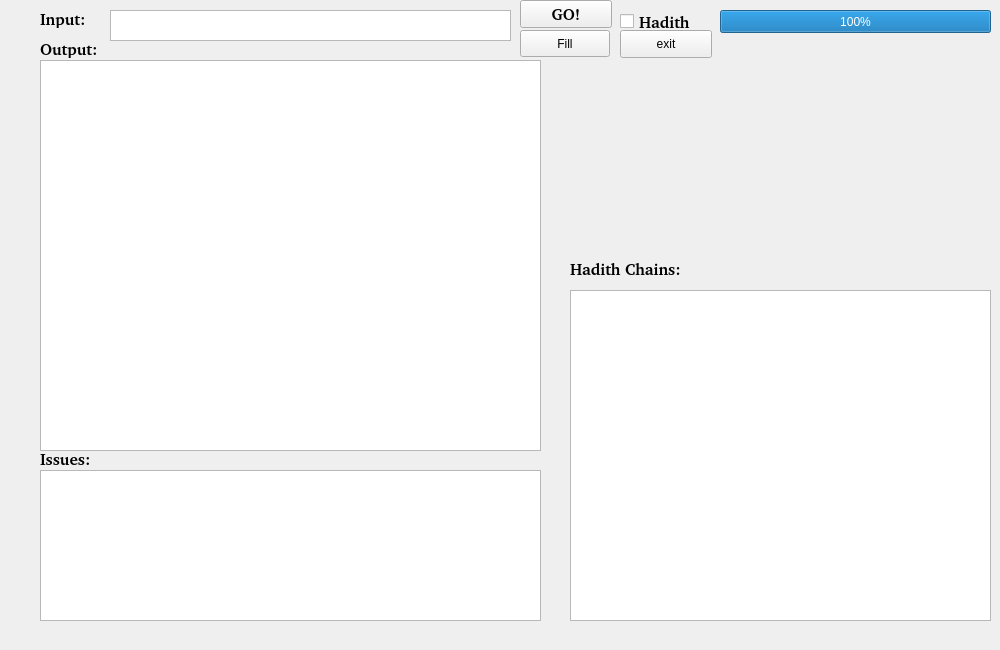
Qt form trunk/ATSarf/src/gui/mainwindow.ui (codelogicanalysis/atmine) before a commit.
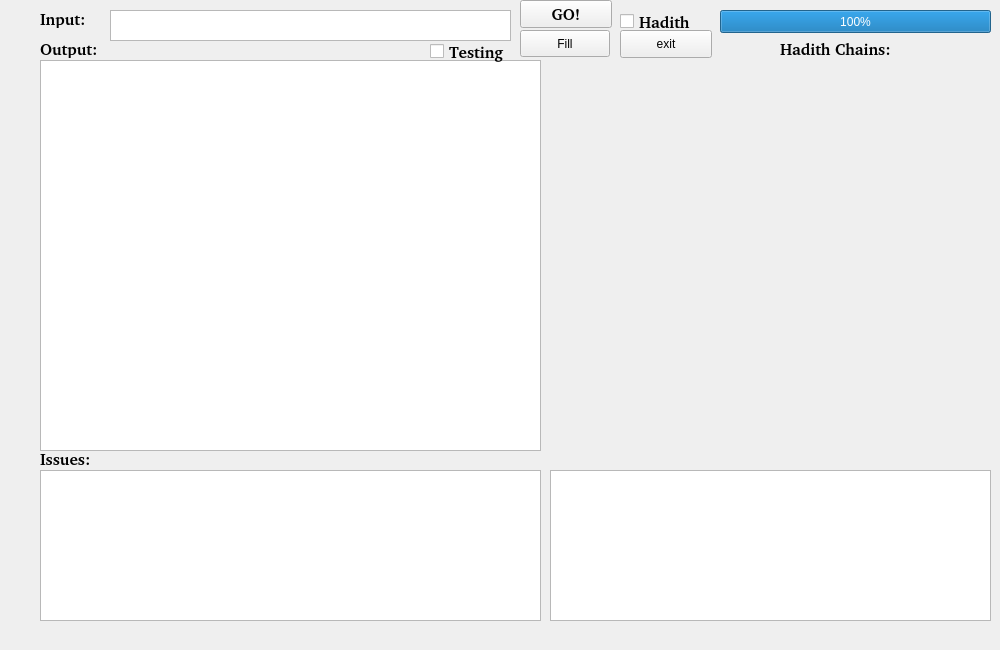
The same form after that commit. Icons and pictures are not drawn.

```diff
--- a/trunk/ATSarf/src/gui/mainwindow.ui
+++ b/trunk/ATSarf/src/gui/mainwindow.ui
@@ -171,12 +171,21 @@
    <widget class="QLabel" name="label_5">
     <property name="geometry">
      <rect>
-      <x>570</x>
+      <x>550</x>
       <y>60</y>
-      <width>421</width>
-      <height>191</height>
+      <width>441</width>
+      <height>391</height>
      </rect>
     </property>
+    <property name="sizePolicy">
+     <sizepolicy hsizetype="Maximum" vsizetype="Maximum">
+      <horstretch>255</horstretch>
+      <verstretch>255</verstretch>
+     </sizepolicy>
+    </property>
+    <property name="frameShape">
+     <enum>QFrame::NoFrame</enum>
+    </property>
     <property name="text">
      <string/>
     </property>
@@ -187,7 +196,7 @@
      <bool>true</bool>
     </property>
     <property name="alignment">
-     <set>Qt::AlignBottom|Qt::AlignHCenter</set>
+     <set>Qt::AlignCenter</set>
     </property>
    </widget>
    <widget class="QCheckBox" name="checkBox">
@@ -214,18 +223,18 @@
    <widget class="QTextBrowser" name="hadith_display">
     <property name="geometry">
      <rect>
-      <x>570</x>
-      <y>290</y>
-      <width>421</width>
-      <height>331</height>
+      <x>550</x>
+      <y>470</y>
+      <width>441</width>
+      <height>151</height>
      </rect>
     </property>
    </widget>
    <widget class="QLabel" name="label_6">
     <property name="geometry">
      <rect>
-      <x>570</x>
-      <y>260</y>
+      <x>780</x>
+      <y>40</y>
       <width>121</width>
       <height>18</height>
      </rect>
@@ -281,6 +290,27 @@
      <string>Fill</string>
     </property>
    </widget>
+   <widget class="QCheckBox" name="chk_testing">
+    <property name="geometry">
+     <rect>
+      <x>430</x>
+      <y>40</y>
+      <width>91</width>
+      <height>23</height>
+     </rect>
+    </property>
+    <property name="font">
+     <font>
+      <family>Bitstream Charter</family>
+      <pointsize>12</pointsize>
+      <weight>75</weight>
+      <bold>true</bold>
+     </font>
+    </property>
+    <property name="text">
+     <string>Testing</string>
+    </property>
+   </widget>
   </widget>
  </widget>
  <resources/>
```
Left out of the diff: 2 changed lines with no effect on the pictures.
